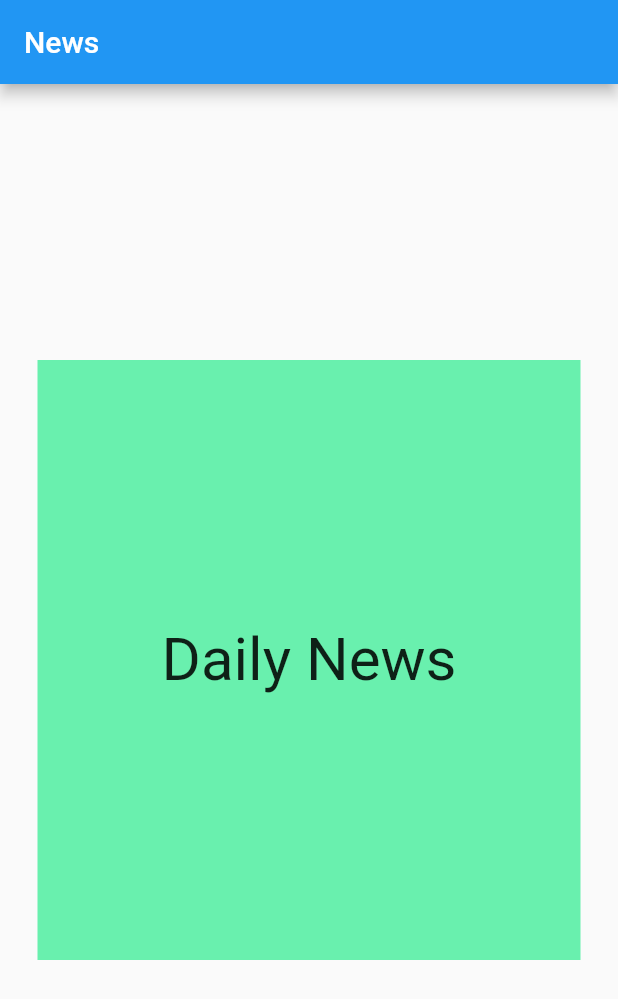
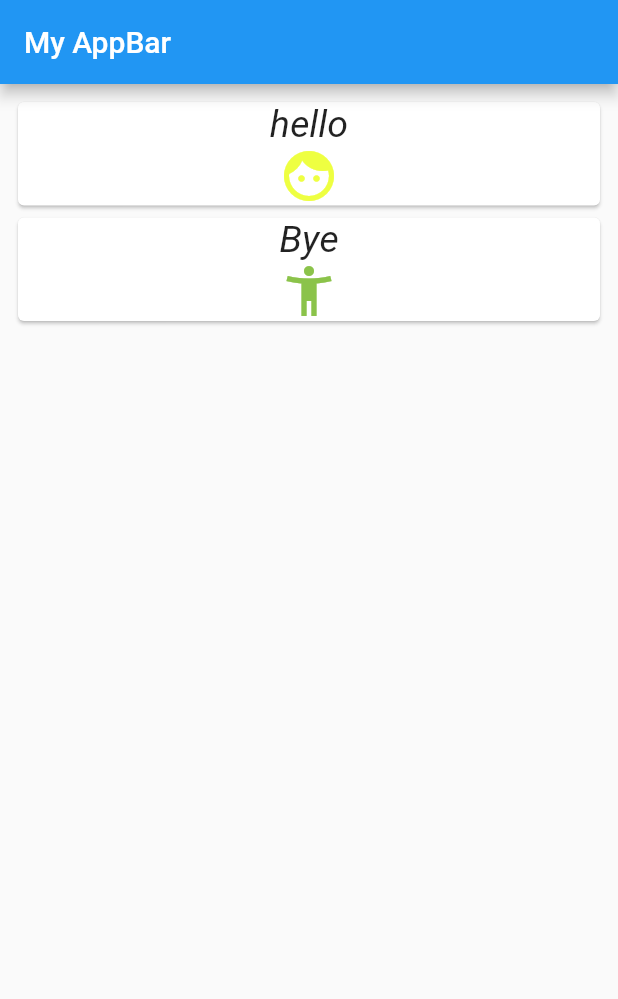
Before and after one commit to sumitasharma/OneStop, a Flutter app: the screen it shows after launch, on a phone screen of 412 x 824 dp. Shown: the top 999 px of the screen. Run offline on Flutter 3.47's test engine with Material 2 defaults, Android fonts, the phone set to English and light mode, and no system bars.

Commit message:
Trying CardViews.

```diff
--- a/lib/main.dart
+++ b/lib/main.dart
@@ -1,52 +1,57 @@
 import 'package:flutter/material.dart';
 
-class newsRectangle extends StatelessWidget {
+void main() {
+  runApp(new MaterialApp(
+      home: MyStatelessWidget()
+  ));
+}
+
+class MyStatelessWidget extends StatelessWidget {
   @override
   Widget build(BuildContext context) {
-    return Material(
-        color: Colors.transparent,
-        child: Container(
-            child: Center(
-                child: InkWell(
-                    highlightColor: Color(50),
-                    splashColor: Color(100),
-                    onTap: () {
-                      print("Tapped");
-                    },
-                    child: Container(
-                      color: Colors.greenAccent,
-                      height: 400.0,
-                      width: 500.0,
-                      child: Center(
-                        child: Text(
-                          'Daily News',
-                          style: TextStyle(fontSize: 40.0),
-                        ),
-                      )
-                      ,)
-                )
-            )
+    return new Scaffold(
+      appBar: new AppBar(title: new Text("My AppBar")),
+      body: new Container(
+          padding: EdgeInsets.all(8.0),
+          child: new Column(
+            crossAxisAlignment: CrossAxisAlignment.stretch,
+            children: <Widget>[
+              new MyCardView(
+                  text: new Text("hello", style: new TextStyle(
+                      fontSize: 25.0, fontStyle: FontStyle.italic)),
+                  icon: new Icon(
+                      Icons.face, size: 40.0, color: Colors.limeAccent)
+              ),
+              new MyCardView(
+                  text: new Text("Bye", style: new TextStyle(
+                      fontSize: 25.0, fontStyle: FontStyle.italic)),
+                  icon: new Icon(Icons.accessibility_new, size: 40.0,
+                      color: Colors.lightGreen)
+              )
+            ],
+          )
+      ),
+    );
+  }
+}
+
+class MyCardView extends StatelessWidget {
+  MyCardView({this.text, this.icon});
+
+  final Widget text;
+  final Widget icon;
+
+  @override
+  Widget build(BuildContext context) {
+    return new Container(
+        child: new Card(
+          child: new Column(
+            children: <Widget>[
+              text,
+              icon
+            ],
+          ),
         )
     );
   }
-
-
 }
-
-void main() {
-  runApp(
-    MaterialApp(
-      debugShowCheckedModeBanner: false,
-      home: Scaffold(
-        appBar: AppBar(
-          title: Text("News "),
-        ),
-          body: Padding(
-            padding: const EdgeInsets.all(25.0),
-            child:
-            newsRectangle(),
-      )
-      )
-      ,)
-    ,);
-}
--- a/pubspec.yaml
+++ b/pubspec.yaml
@@ -2,6 +2,7 @@ name: flutter_news_app
 description: A new Flutter application for News feed.
 
 dependencies:
+  http: ^0.11.3+17
   flutter:
     sdk: flutter
 
```
Also changed, not shown: 1 other file.
